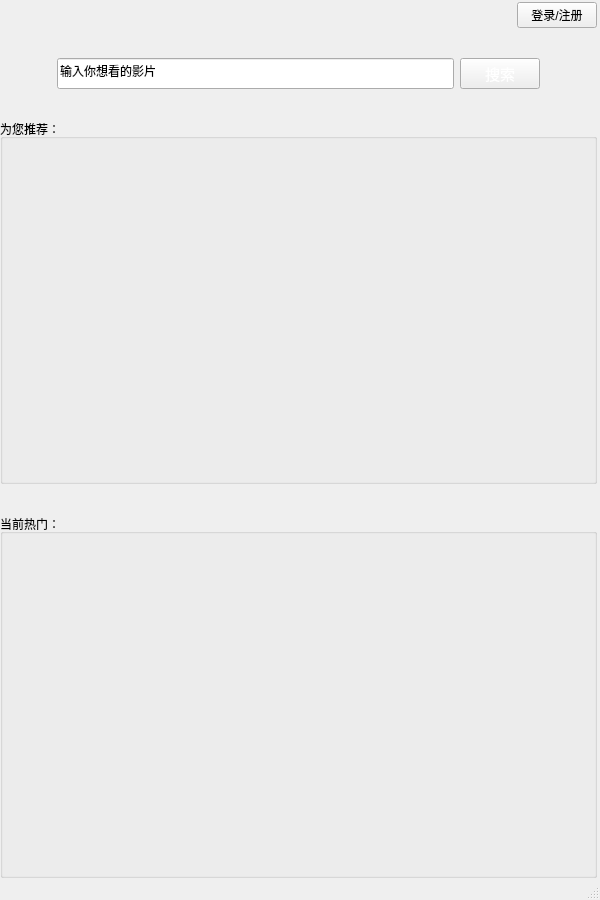
Qt form ui/mainwindow.ui (foxlora/MovieRecSys) before a commit.
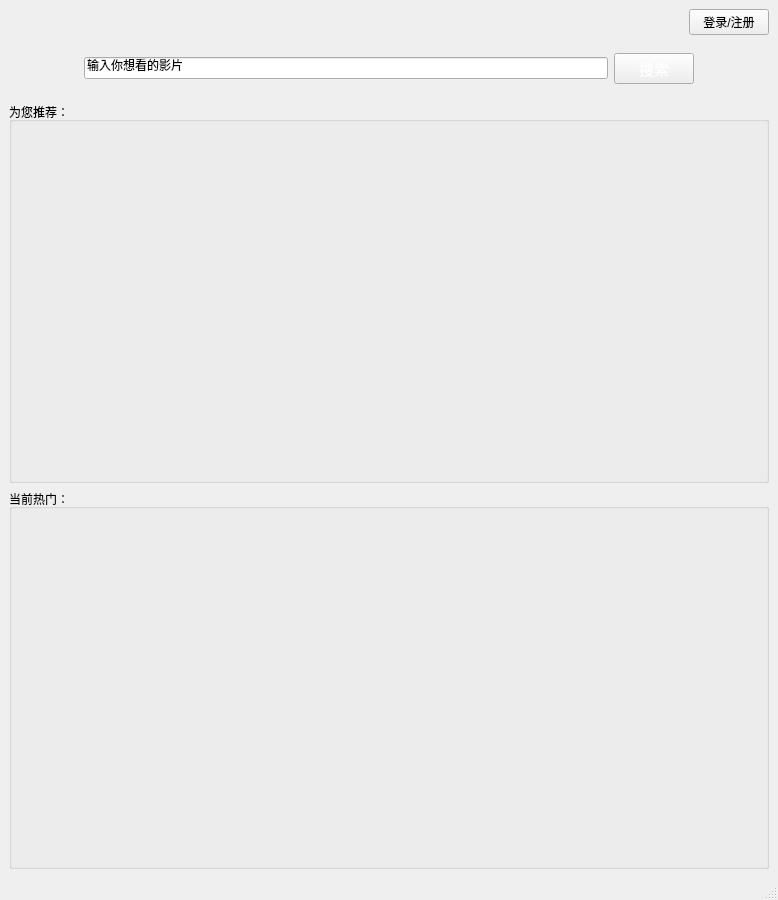
The same form after that commit. Custom widgets are drawn as their Qt base class.

Diff of the .ui file:
```diff
--- a/ui/mainwindow.ui
+++ b/ui/mainwindow.ui
@@ -6,7 +6,7 @@
    <rect>
     <x>0</x>
     <y>0</y>
-    <width>600</width>
+    <width>778</width>
     <height>900</height>
    </rect>
   </property>
@@ -20,24 +20,18 @@
    <string>电影推荐系统</string>
   </property>
   <widget class="QWidget" name="centralwidget">
-   <layout class="QVBoxLayout" name="verticalLayout" stretch="0,0,4,4">
-    <property name="spacing">
-     <number>30</number>
-    </property>
-    <property name="leftMargin">
-     <number>0</number>
-    </property>
-    <property name="topMargin">
-     <number>2</number>
-    </property>
-    <property name="rightMargin">
-     <number>3</number>
-    </property>
-    <property name="bottomMargin">
-     <number>0</number>
-    </property>
+   <property name="mouseTracking">
+    <bool>true</bool>
+   </property>
+   <layout class="QVBoxLayout" name="verticalLayout_21">
     <item alignment="Qt::AlignRight">
      <widget class="QPushButton" name="loginButton">
+      <property name="sizePolicy">
+       <sizepolicy hsizetype="Fixed" vsizetype="Fixed">
+        <horstretch>0</horstretch>
+        <verstretch>0</verstretch>
+       </sizepolicy>
+      </property>
       <property name="text">
        <string>登录/注册</string>
       </property>
@@ -97,12 +91,6 @@
        </item>
        <item>
         <widget class="QLineEdit" name="searchLineEdit">
-         <property name="sizePolicy">
-          <sizepolicy hsizetype="Expanding" vsizetype="Minimum">
-           <horstretch>5</horstretch>
-           <verstretch>3</verstretch>
-          </sizepolicy>
-         </property>
          <property name="whatsThis">
           <string>&lt;!DOCTYPE HTML PUBLIC &quot;-//W3C//DTD HTML 4.0//EN&quot; &quot;http://www.w3.org/TR/REC-html40/strict.dtd&quot;&gt;
 &lt;html&gt;&lt;head&gt;&lt;meta name=&quot;qrichtext&quot; content=&quot;1&quot; /&gt;&lt;style type=&quot;text/css&quot;&gt;
@@ -149,7 +137,7 @@
      </widget>
     </item>
     <item>
-     <widget class="QGroupBox" name="groupBox">
+     <widget class="QMyMovieGroupBox" name="groupBox">
       <property name="minimumSize">
        <size>
         <width>400</width>
@@ -162,7 +150,13 @@
      </widget>
     </item>
     <item>
-     <widget class="QGroupBox" name="groupBox_2">
+     <widget class="QMyMovieGroupBox" name="groupBox_2">
+      <property name="minimumSize">
+       <size>
+        <width>400</width>
+        <height>0</height>
+       </size>
+      </property>
       <property name="title">
        <string>当前热门：</string>
       </property>
@@ -172,6 +166,14 @@
   </widget>
   <widget class="QStatusBar" name="statusbar"/>
  </widget>
+ <customwidgets>
+  <customwidget>
+   <class>QMyMovieGroupBox</class>
+   <extends>QGroupBox</extends>
+   <header location="global">QMyMovieGroupBox</header>
+   <container>1</container>
+  </customwidget>
+ </customwidgets>
  <resources/>
  <connections>
   <connection>
```
Left out of the diff: 6 changed lines with no effect on the pictures.
